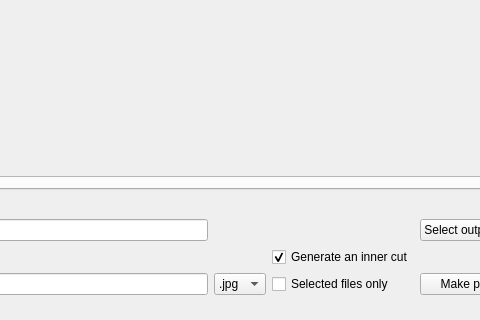
Before: the Qt Designer form src/mainwindow.ui in qchateau/AutoPanorama, drawn with Qt 5; both pictures show x 377 to 857 and y 462 to 782 of the 940 by 782 pixel window.
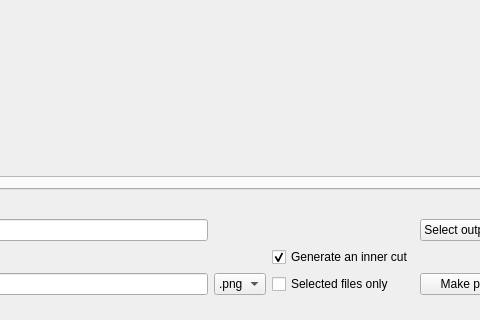
After: the same form once the commit is applied. The open tabs and pages were chosen to show the change. Icons and pictures are not drawn. Custom widgets are drawn as their Qt base class.

Commit message: Default to png

Patch:
```diff
--- a/src/mainwindow.ui
+++ b/src/mainwindow.ui
@@ -1452,11 +1452,6 @@
         <property name="editable">
          <bool>false</bool>
         </property>
-        <item>
-         <property name="text">
-          <string>.jpg</string>
-         </property>
-        </item>
         <item>
          <property name="text">
           <string>.png</string>
```
Left out of the diff: 7 changed lines with no effect on the pictures.
